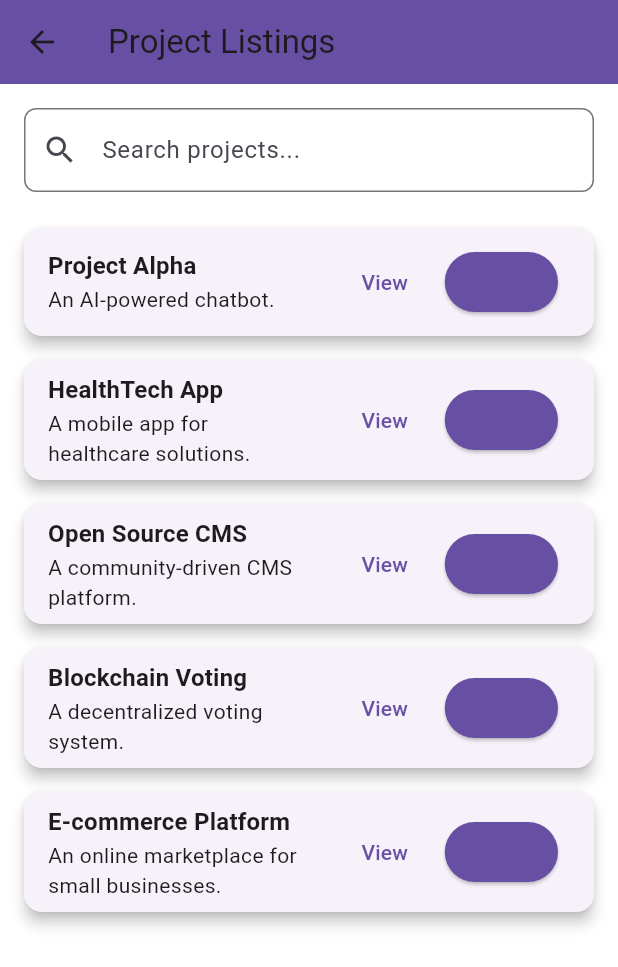
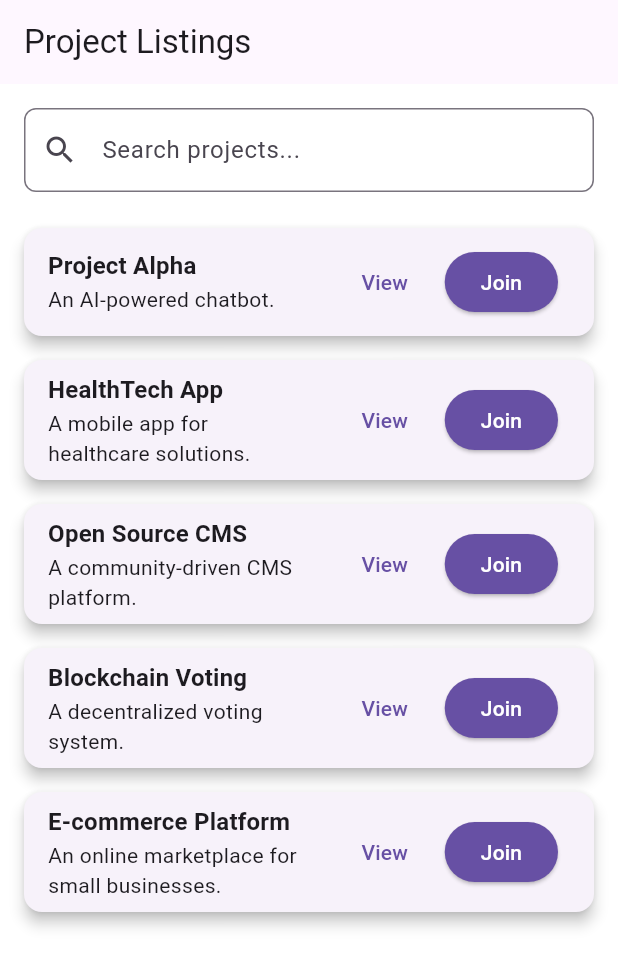
Before and after one commit to DaveSaah/collabhub, a Flutter app: the ProjectListingsScreen screen opened directly, on a phone screen of 412 x 824 dp. Shown: the top 967 px of the screen. Run offline on Flutter 3.47's test engine with Material 3 defaults, Android fonts, the phone set to English and light mode, and no system bars; our stand-ins replace cloud_firestore, firebase_auth, firebase_core; accounts and stored records are empty.

Commit message:
update views

```diff
--- a/lib/main.dart
+++ b/lib/main.dart
@@ -5,9 +5,7 @@ import 'package:flutter/material.dart';
 
 Future<void> main() async {
   WidgetsFlutterBinding.ensureInitialized();
-  await Firebase.initializeApp(
-    options: DefaultFirebaseOptions.currentPlatform,
-  );
+  await Firebase.initializeApp(options: DefaultFirebaseOptions.currentPlatform);
   runApp(const MyApp());
 }
 
@@ -18,7 +16,7 @@ class MyApp extends StatelessWidget {
   @override
   Widget build(BuildContext context) {
     return MaterialApp(
-      title: 'Flutter Demo',
+      title: 'CollabHub',
       debugShowCheckedModeBanner: false,
       theme: ThemeData(
         primarySwatch: Colors.deepPurple,
--- a/lib/views/login_page.dart
+++ b/lib/views/login_page.dart
@@ -1,6 +1,5 @@
 import 'package:collabhub/views/profile_page.dart';
 import 'package:flutter/material.dart';
-
 import 'package:collabhub/views/signup_page.dart';
 import 'package:collabhub/services/auth.dart';
 
--- a/lib/views/project_listings.dart
+++ b/lib/views/project_listings.dart
@@ -1,6 +1,8 @@
 import 'package:flutter/material.dart';
 
 class ProjectListingsScreen extends StatefulWidget {
+  const ProjectListingsScreen({super.key});
+
   @override
   _ProjectListingsScreenState createState() => _ProjectListingsScreenState();
 }
@@ -9,10 +11,22 @@ class _ProjectListingsScreenState extends State<ProjectListingsScreen> {
   final TextEditingController _searchController = TextEditingController();
   List<Map<String, String>> projects = [
     {'title': 'Project Alpha', 'description': 'An AI-powered chatbot.'},
-    {'title': 'HealthTech App', 'description': 'A mobile app for healthcare solutions.'},
-    {'title': 'Open Source CMS', 'description': 'A community-driven CMS platform.'},
-    {'title': 'Blockchain Voting', 'description': 'A decentralized voting system.'},
-    {'title': 'E-commerce Platform', 'description': 'An online marketplace for small businesses.'},
+    {
+      'title': 'HealthTech App',
+      'description': 'A mobile app for healthcare solutions.',
+    },
+    {
+      'title': 'Open Source CMS',
+      'description': 'A community-driven CMS platform.',
+    },
+    {
+      'title': 'Blockchain Voting',
+      'description': 'A decentralized voting system.',
+    },
+    {
+      'title': 'E-commerce Platform',
+      'description': 'An online marketplace for small businesses.',
+    },
   ];
 
   List<Map<String, String>> filteredProjects = [];
@@ -25,9 +39,14 @@ class _ProjectListingsScreenState extends State<ProjectListingsScreen> {
 
   void _filterProjects(String query) {
     setState(() {
-      filteredProjects = projects
-          .where((project) => project['title']!.toLowerCase().contains(query.toLowerCase()))
-          .toList();
+      filteredProjects =
+          projects
+              .where(
+                (project) => project['title']!.toLowerCase().contains(
+                  query.toLowerCase(),
+                ),
+              )
+              .toList();
     });
   }
 
@@ -38,13 +57,14 @@ class _ProjectListingsScreenState extends State<ProjectListingsScreen> {
     return Scaffold(
       appBar: AppBar(
         title: const Text('Project Listings'),
-        backgroundColor: theme.colorScheme.primary, // Use the primary color
-        leading: IconButton(
-          icon: const Icon(Icons.arrow_back),
-          onPressed: () {
-            Navigator.pop(context); // Navigate back to the previous screen
-          },
-        ),
+        automaticallyImplyLeading: false, // This removes the back button
+        // backgroundColor: theme.colorScheme.primary, // Use the primary color
+        // leading: IconButton(
+        //   icon: const Icon(Icons.arrow_back),
+        //   onPressed: () {
+        //     Navigator.pop(context); // Navigate back to the previous screen
+        //   },
+        // ),
       ),
       body: Padding(
         padding: const EdgeInsets.all(16.0),
@@ -55,7 +75,9 @@ class _ProjectListingsScreenState extends State<ProjectListingsScreen> {
               decoration: InputDecoration(
                 hintText: 'Search projects...',
                 prefixIcon: const Icon(Icons.search),
-                border: OutlineInputBorder(borderRadius: BorderRadius.circular(8.0)),
+                border: OutlineInputBorder(
+                  borderRadius: BorderRadius.circular(8.0),
+                ),
               ),
               onChanged: _filterProjects,
             ),
@@ -71,11 +93,13 @@ class _ProjectListingsScreenState extends State<ProjectListingsScreen> {
                     child: ListTile(
                       title: Text(
                         project['title']!,
-                        style: theme.textTheme.subtitle1?.copyWith(fontWeight: FontWeight.bold),
+                        style: theme.textTheme.titleMedium?.copyWith(
+                          fontWeight: FontWeight.bold,
+                        ),
                       ),
                       subtitle: Text(
                         project['description']!,
-                        style: theme.textTheme.bodyText2,
+                        style: theme.textTheme.bodyMedium,
                       ),
                       trailing: Row(
                         mainAxisSize: MainAxisSize.min,
@@ -88,9 +112,15 @@ class _ProjectListingsScreenState extends State<ProjectListingsScreen> {
                           ElevatedButton(
                             onPressed: () {},
                             style: ElevatedButton.styleFrom(
-                              backgroundColor: theme.colorScheme.primary, // Use the primary color
+                              backgroundColor:
+                                  theme
+                                      .colorScheme
+                                      .primary, // Use the primary color
                             ),
-                            child: const Text('Join'),
+                            child: const Text(
+                              'Join',
+                              style: TextStyle(color: Colors.white),
+                            ),
                           ),
                         ],
                       ),
--- a/lib/views/signup_page.dart
+++ b/lib/views/signup_page.dart
@@ -1,8 +1,8 @@
 import 'package:collabhub/services/auth.dart' show AuthService;
+import 'package:collabhub/views/project_listings.dart';
 import 'package:firebase_auth/firebase_auth.dart';
 import 'package:flutter/material.dart';
 import 'package:cloud_firestore/cloud_firestore.dart';
-import 'package:collabhub/views/profile_page.dart'; // make sure this exists
 
 class SignupScreen extends StatefulWidget {
   const SignupScreen({super.key});
@@ -53,7 +53,7 @@ class _SignupScreenState extends State<SignupScreen> {
     });
 
     try {
-    userCredential = await _authService.registerWithEmailAndPassword(
+      userCredential = await _authService.registerWithEmailAndPassword(
         email,
         password,
       );
@@ -78,7 +78,9 @@ class _SignupScreenState extends State<SignupScreen> {
       if (mounted) {
         Navigator.pushReplacement(
           context,
-          MaterialPageRoute(builder: (context) => const ProfileView()),
+          MaterialPageRoute(
+            builder: (context) => const ProjectListingsScreen(),
+          ),
         );
       }
     } catch (e) {
```
